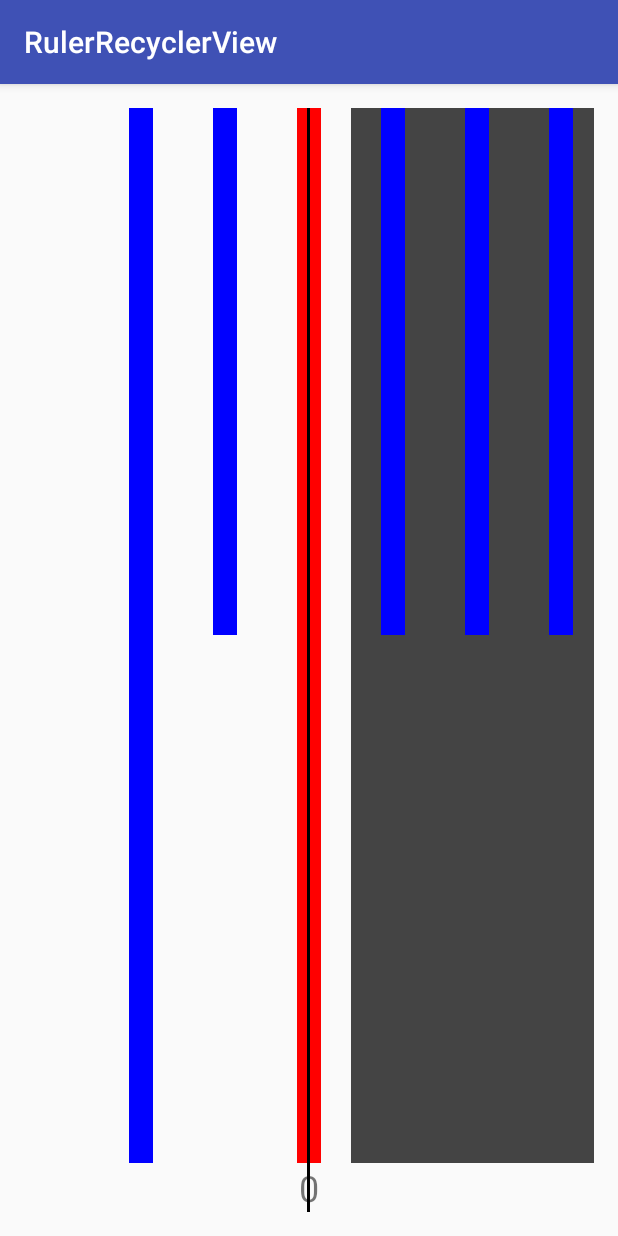
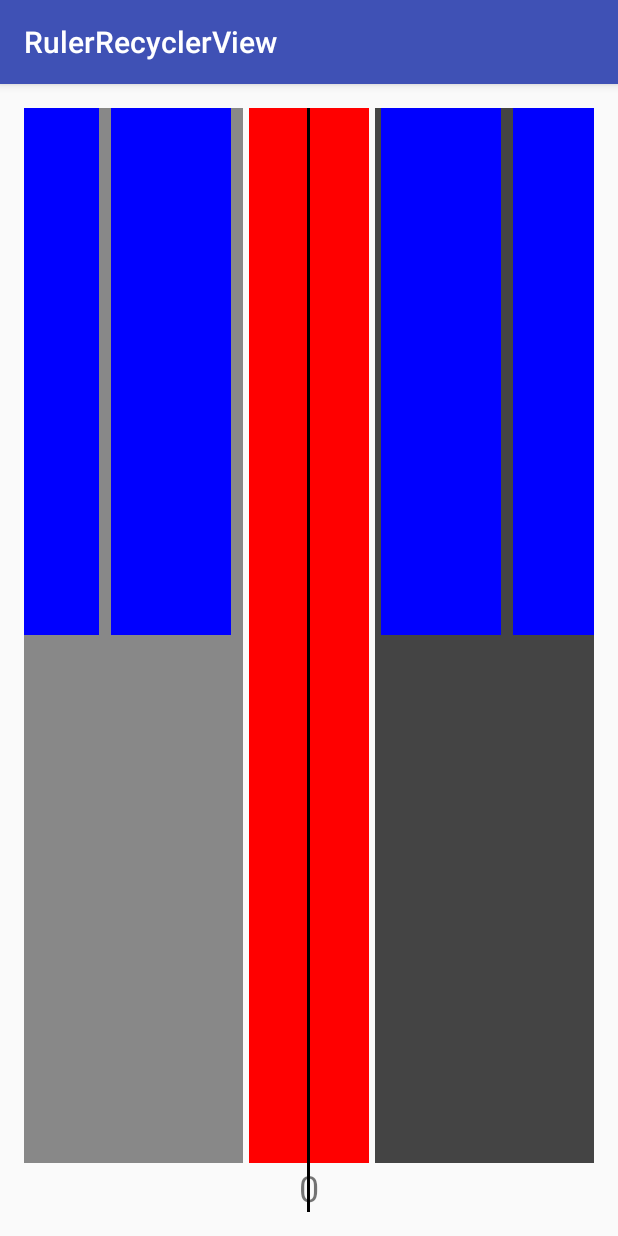
Before and after one commit to adgvcxz/RulerRecyclerView, an Android app: the screen it shows after launch (MainActivity), on a phone screen of 412 x 824 dp. Run offline under Robolectric (Android 15) with nearby library versions, the phone set to English and light mode, and no system bars.

Commit message:
右边界

```diff
--- a/app/src/main/java/com/adgvcxz/simple/MainActivity.java
+++ b/app/src/main/java/com/adgvcxz/simple/MainActivity.java
@@ -17,8 +17,8 @@ public class MainActivity extends AppCompatActivity implements OnRulerScrollList
         setContentView(R.layout.activity_main);
         RecyclerView recyclerView = (RecyclerView) findViewById(R.id.ac_recycler_view);
         recyclerView.setLayoutManager(new LinearLayoutManager(this, LinearLayoutManager.HORIZONTAL, false));
-        recyclerView.setAdapter(new RulerAdapter.Builder().setWidthAndSpacing(recyclerView, 24, 60)
-                .setNumberAndGroup(2, 5)
+        recyclerView.setAdapter(new RulerAdapter.Builder().setWidthAndSpacing(recyclerView, 120, 12)
+                .setNumberAndGroup(6, 5)
                 .setOnRulerScrollListener(this).build());
 //        new RulerSnapHelper().attachToRecyclerView(recyclerView);
     }
--- a/rulerrecyclerview/src/main/java/com/adgvcxz/rulerrecycleriew/RulerAdapter.java
+++ b/rulerrecyclerview/src/main/java/com/adgvcxz/rulerrecycleriew/RulerAdapter.java
@@ -44,11 +44,10 @@ public class RulerAdapter extends RecyclerView.Adapter {
             RulerRightView view = new RulerRightView(parent.getContext());
             int remind = (mLineNumber - mRightNumber) % mMax;
             remind = remind == 0 ? mMax : remind;
-            view.init(parent.getWidth() / 2 - parent.getPaddingRight(), mLeftNumber, remind, mLineWidth, mLineSpacing);
+            view.initWhenEdge(parent.getWidth() / 2 - parent.getPaddingRight(), mLeftNumber, mRightNumber, mLineNumber, remind, mLineWidth, mLineSpacing);
             if (remind >= mRightNumber && mOnRulerScrollListener != null) {
                 view.adjustRightTextView(mOnRulerScrollListener.getScaleStr((getItemCount() - 1) * mMax));
             }
-            Log.e("zhaow", remind + "acd" + mRightNumber);
             view.setLayoutParams(new RecyclerView.LayoutParams(ViewGroup.LayoutParams.WRAP_CONTENT, ViewGroup.LayoutParams.MATCH_PARENT));
             return new RecyclerView.ViewHolder(view) {
             };
--- a/rulerrecyclerview/src/main/java/com/adgvcxz/rulerrecycleriew/RulerLeftView.java
+++ b/rulerrecyclerview/src/main/java/com/adgvcxz/rulerrecycleriew/RulerLeftView.java
@@ -3,7 +3,6 @@ package com.adgvcxz.rulerrecycleriew;
 import android.content.Context;
 import android.graphics.Color;
 import android.util.Log;
-import android.view.View;
 import android.view.ViewGroup;
 import android.widget.LinearLayout;
 
@@ -24,8 +23,11 @@ public class RulerLeftView extends RulerBaseItemView {
         mLeftMargin = leftWidth;
         int margin = lineSpacing / 2;
         LinearLayout.LayoutParams lp = (LayoutParams) mScaleLeftLayout.getLayoutParams();
+        Log.e("zhaow", leftWidth + "   " + lineWidth + "   " + margin);
         lp.width = (leftWidth - lineWidth / 2) - margin;
         mScaleLeftLayout.setLayoutParams(lp);
+        Log.e("zhaow", lp.width + "   1");
+        mScaleLeftLayout.setBackgroundColor(Color.GRAY);
         lp = generateLayoutParams(lineWidth, margin);
         mMiddleScaleView.setLayoutParams(lp);
         mMiddleScaleView.setBackgroundColor(Color.RED);
@@ -43,45 +45,51 @@ public class RulerLeftView extends RulerBaseItemView {
         init(leftWidth, rightWidth, rightNumber, count, lineWidth, lineSpacing);
         LinearLayout.LayoutParams lp = (LayoutParams) mScaleLeftLayout.getLayoutParams();
         int leftMargin = lp.width;
-        int number = leftMargin / getScaleWidth(lineWidth, lineSpacing);
+        int number = (int) Math.ceil((float) leftMargin / getScaleWidth(lineWidth, lineSpacing));
         int group = leftNumber + rightNumber + 1;
         int offset = number % group;
         for (int i = 0; i < number; i++) {
             RulerScaleView view;
             if (i == 0) {
                 view = new RulerScaleView(getContext());
-                lp = generateLayoutParams(lineWidth, lineSpacing / 2);
-                lp.leftMargin = leftMargin - number * getScaleWidth(lineWidth, lineSpacing) + lp.leftMargin;
+                lp = new LayoutParams(lineWidth, LayoutParams.WRAP_CONTENT);
+                lp.leftMargin = leftMargin - number * getScaleWidth(lineWidth, lineSpacing);
+                lp.width = lineWidth;
+                lp.rightMargin = lineSpacing / 2;
                 view.setLayoutParams(lp);
-                view.setBackgroundColor(Color.BLUE);
             } else {
                 view = generateNormalView(lineWidth, lineSpacing);
             }
             if (i % group == offset) {
                 view.setProportion(1);
                 view.setBackgroundColor(Color.RED);
+            } else {
+                view.setProportion(0.5f);
+                view.setBackgroundColor(Color.BLUE);
             }
             mScaleLeftLayout.addView(view);
         }
         if (rightNumber >= count) {
             LinearLayout linearLayout = (LinearLayout) mScaleRightLayout.getChildAt(mScaleRightLayout.getChildCount() - 1);
             int rightMargin = linearLayout.getLayoutParams().width;
-            number = rightMargin / getScaleWidth(lineWidth, lineSpacing);
+            number = (int) Math.ceil((float) rightMargin / getScaleWidth(lineWidth, lineSpacing));
             group = leftNumber + rightNumber + 1;
             for (int i = 0; i < number; i++) {
                 RulerScaleView view;
                 if (i == number - 1) {
                     view = new RulerScaleView(getContext());
-                    lp = generateLayoutParams(lineWidth, lineSpacing / 2);
-                    lp.rightMargin = rightMargin - number * getScaleWidth(lineWidth, lineSpacing) + lp.rightMargin;
+                    lp = new LayoutParams(lineWidth, LayoutParams.WRAP_CONTENT);
+                    lp.rightMargin = rightMargin - number * getScaleWidth(lineWidth, lineSpacing);
                     view.setLayoutParams(lp);
-                    view.setBackgroundColor(Color.BLUE);
                 } else {
                     view = generateNormalView(lineWidth, lineSpacing);
                 }
                 if ((i + count + 1) % group == 0) {
                     view.setProportion(1);
                     view.setBackgroundColor(Color.RED);
+                } else {
+                    view.setProportion(0.5f);
+                    view.setBackgroundColor(Color.BLUE);
                 }
                 linearLayout.addView(view);
             }
```
Also changed, not shown: rulerrecyclerview/src/main/java/com/adgvcxz/rulerrecycleriew/RulerRightView.java (+35 -6 lines).
